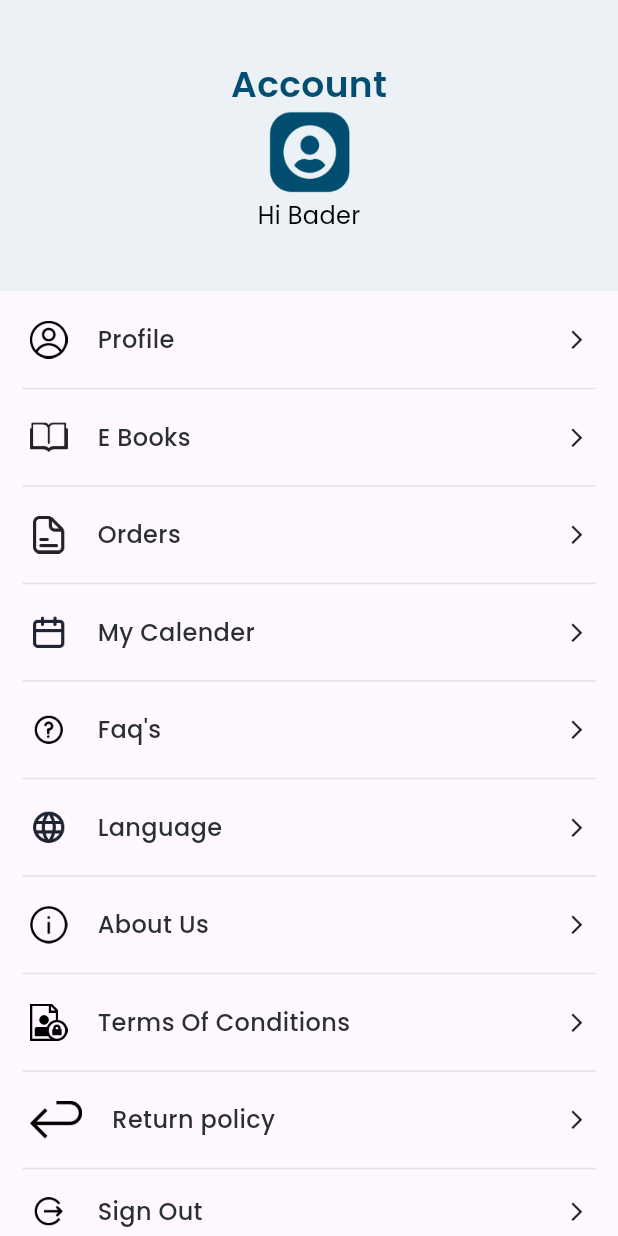
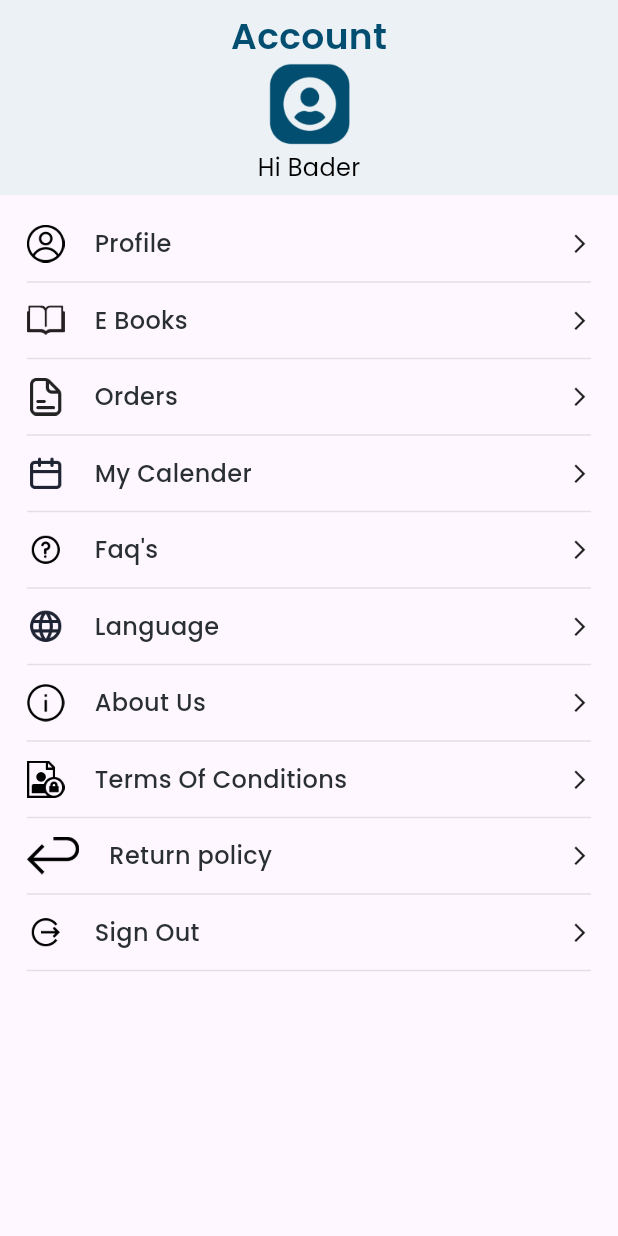
Before and after one commit to DevenAndroid/dirise, a Flutter app: the EbookAccount screen opened directly, on a phone screen of 412 x 824 dp. Run offline on Flutter 3.47's test engine with Material 2 defaults, Android fonts, the light colour scheme and no system bars; our stand-ins replace country_code_picker, flutter_svg, get, google_fonts, pinput, shared_preferences; accounts and stored records are empty.

Commit message:
27/06/2023 Aayushi

```diff
--- a/lib/routers/my_routers.dart
+++ b/lib/routers/my_routers.dart
@@ -2,6 +2,7 @@ import 'package:dirise/screens/bottomavbar.dart';
 
 import 'package:dirise/screens/createacc_screen.dart';
 import 'package:dirise/screens/editprofile_screen.dart';
+
 import 'package:dirise/screens/forgetpass_screen.dart';
 import 'package:dirise/screens/homepage_screen.dart';
 import 'package:dirise/screens/newpasswordscreen.dart';
@@ -12,6 +13,9 @@ import 'package:get/get.dart';
 
 import '../screens/categores/categories_screen.dart';
 import '../screens/categores/single_categorie.dart';
+
+
+import '../screens/faqs_screen.dart';
 import '../screens/login_screen.dart';
 import '../splash.dart';
 
@@ -28,6 +32,7 @@ class MyRouters {
   static var otpScreen = "/otpScreen";
   static var newPasswordScreen = "/newPasswordScreen";
   static var editprofileScreen = "/editprofileScreen";
+  static var faqsScreen = "/faqsScreen";
 
 
   static var route = [
@@ -39,6 +44,7 @@ class MyRouters {
     GetPage(name: '/whishlistScreen', page: () => const Whishlist()),
     GetPage(name: '/profileScreen', page: () => const Profile()),
     GetPage(name: '/otpScreen', page: () => const OtpScreen()),
+    GetPage(name: '/faqsScreen', page: () => const FaqsScreen()),
     GetPage(name: '/editprofileScreen', page: () => const EditProfile()),
     GetPage(name: '/newPasswordScreen', page: () => const NewPassword()),
     GetPage(
--- /dev/null
+++ b/lib/screens/faqs_screen.dart
@@ -0,0 +1,18 @@
+import 'package:flutter/material.dart';
+
+class FaqsScreen extends StatefulWidget {
+  const FaqsScreen({Key? key}) : super(key: key);
+
+  @override
+  State<FaqsScreen> createState() => _FaqsScreenState();
+}
+
+class _FaqsScreenState extends State<FaqsScreen> {
+  @override
+  Widget build(BuildContext context) {
+    return const Scaffold(
+
+
+    );
+  }
+}
--- a/lib/screens/myaccount_scrren.dart
+++ b/lib/screens/myaccount_scrren.dart
@@ -21,9 +21,12 @@ class _EbookAccountState extends State<EbookAccount> {
   Widget build(BuildContext context) {
     Size size = MediaQuery.of(context).size;
     return Scaffold(
-      body: SingleChildScrollView(
-        child: Column(children: [
-          Container(
+      appBar: PreferredSize(
+        preferredSize: const Size.fromHeight(130),
+        child: Container(
+          color: Color(0xffEBF1F4),
+          child: SafeArea(
+            child: Container(
               height: 194,
               width: MediaQuery.sizeOf(context).width,
               color: Color(0xffEBF1F4),
@@ -52,6 +55,13 @@ class _EbookAccountState extends State<EbookAccount> {
                 ],
               ),
             ),
+          ),
+        ),
+      ),
+      body: SingleChildScrollView(
+        child: Padding(
+          padding: const EdgeInsets.symmetric(horizontal: 18),
+          child: Column(children: [
             SizedBox(
               height: 20,
             ),
@@ -61,10 +71,7 @@ class _EbookAccountState extends State<EbookAccount> {
               },
               child: Row(
                 children: [
-                SizedBox(
-                  width: 20,
-                ),
-                Image.asset(height:25,'assets/icons/drawerprofile.png'),
+                  Image.asset(height: 25, 'assets/icons/drawerprofile.png'),
                   SizedBox(
                     width: 20,
                   ),
@@ -80,30 +87,22 @@ class _EbookAccountState extends State<EbookAccount> {
                     Icons.arrow_forward_ios,
                     size: 15,
                   ),
-                SizedBox(
-                  width: 20,
-                ),
                 ],
               ),
             ),
             SizedBox(
-            height: 12,
+              height: 5,
             ),
             Divider(
-            indent: 15,
-            endIndent: 15,
               thickness: 1,
               color: Color(0x1A000000),
             ),
             SizedBox(
-            height: 12,
+              height: 5,
             ),
             Row(
               children: [
-              SizedBox(
-                width: 20,
-              ),
-              Image.asset(height:25,'assets/icons/ebook.png'),
+                Image.asset(height: 25, 'assets/icons/ebook.png'),
                 SizedBox(
                   width: 20,
                 ),
@@ -119,29 +118,21 @@ class _EbookAccountState extends State<EbookAccount> {
                   Icons.arrow_forward_ios,
                   size: 15,
                 ),
-              SizedBox(
-                width: 20,
-              ),
               ],
             ),
             SizedBox(
-            height: 12,
+              height: 5,
             ),
             Divider(
               thickness: 1,
-            indent: 15,
-            endIndent: 15,
               color: Color(0x1A000000),
             ),
             SizedBox(
-            height: 12,
+              height: 5,
             ),
             Row(
               children: [
-              SizedBox(
-                width: 20,
-              ),
-              Image.asset(height:25,'assets/icons/order.png'),
+                Image.asset(height: 25, 'assets/icons/order.png'),
                 SizedBox(
                   width: 20,
                 ),
@@ -157,29 +148,22 @@ class _EbookAccountState extends State<EbookAccount> {
                   Icons.arrow_forward_ios,
                   size: 15,
                 ),
-              SizedBox(
-                width: 20,
-              ),
               ],
             ),
             SizedBox(
-            height: 12,
+              height: 5,
             ),
             Divider(
               thickness: 1,
-            indent: 15,
-            endIndent: 15,
+
               color: Color(0x1A000000),
             ),
             SizedBox(
-            height: 12,
+              height: 5,
             ),
             Row(
               children: [
-              SizedBox(
-                width: 20,
-              ),
-              Image.asset(height:25,'assets/icons/calendar.png'),
+                Image.asset(height: 25, 'assets/icons/calendar.png'),
                 SizedBox(
                   width: 20,
                 ),
@@ -195,29 +179,25 @@ class _EbookAccountState extends State<EbookAccount> {
                   Icons.arrow_forward_ios,
                   size: 15,
                 ),
-              SizedBox(
-                width: 20,
-              ),
               ],
             ),
             SizedBox(
-            height: 12,
+              height: 5,
             ),
             Divider(
-            indent: 15,
-            endIndent: 15,
               thickness: 1,
               color: Color(0x1A000000),
             ),
             SizedBox(
-            height: 12,
+              height: 5,
             ),
-          Row(
+            InkWell(
+              onTap: (){
+
+              },
+              child: Row(
                 children: [
-              SizedBox(
-                width: 20,
-              ),
-              Image.asset(height:25,'assets/icons/faq.png'),
+                  Image.asset(height: 25, 'assets/icons/faq.png'),
                   SizedBox(
                     width: 20,
                   ),
@@ -233,22 +213,18 @@ class _EbookAccountState extends State<EbookAccount> {
                     Icons.arrow_forward_ios,
                     size: 15,
                   ),
-              SizedBox(
-                width: 20,
-              ),
                 ],
               ),
+            ),
             SizedBox(
-            height: 12,
+              height:5,
             ),
             Divider(
-            indent: 15,
-            endIndent: 15,
               thickness: 1,
               color: Color(0x1A000000),
             ),
             SizedBox(
-            height: 12,
+              height: 5,
             ),
             InkWell(
               onTap: () {
@@ -257,13 +233,11 @@ class _EbookAccountState extends State<EbookAccount> {
                     builder: (BuildContext context) {
                       return Container(
                         height: 330,
-
                         decoration: BoxDecoration(
                             color: Colors.white,
                             borderRadius: BorderRadius.only(
-                          topLeft: Radius.circular(20),topRight: Radius.circular(20)
-                        )
-                      ),
+                                topLeft: Radius.circular(20),
+                                topRight: Radius.circular(20))),
                         child: Center(
                           child: Column(
                             mainAxisAlignment: MainAxisAlignment.center,
@@ -274,9 +248,10 @@ class _EbookAccountState extends State<EbookAccount> {
                                     const EdgeInsets.only(left: 20, right: 20),
                                 child: Container(
                                     decoration: BoxDecoration(
-                                      border:
-                                          Border.all(color: Color(0xffDCDCDC)),
-                                      borderRadius: BorderRadius.circular(15)),
+                                        border: Border.all(
+                                            color: Color(0xffDCDCDC)),
+                                        borderRadius:
+                                            BorderRadius.circular(15)),
                                     child: ListTile(
                                       title: const Text('Arabic'),
                                       leading: Radio<SingingCharacter>(
@@ -299,9 +274,10 @@ class _EbookAccountState extends State<EbookAccount> {
                                     const EdgeInsets.only(left: 20, right: 20),
                                 child: Container(
                                     decoration: BoxDecoration(
-                                      border:
-                                          Border.all(color: Color(0xffDCDCDC)),
-                                      borderRadius: BorderRadius.circular(15)),
+                                        border: Border.all(
+                                            color: Color(0xffDCDCDC)),
+                                        borderRadius:
+                                            BorderRadius.circular(15)),
                                     child: ListTile(
                                       title: const Text('English'),
                                       leading: Radio<SingingCharacter>(
@@ -317,12 +293,12 @@ class _EbookAccountState extends State<EbookAccount> {
                                     )),
                               ),
                               SizedBox(
-                              height: size.height*.08,
+                                height: size.height * .08,
                               ),
                               Center(
                                 child: Padding(
-                                padding:
-                                    const EdgeInsets.only(left: 20, right: 20),
+                                  padding: const EdgeInsets.only(
+                                      left: 20, right: 20),
                                   child: Container(
                                     height: 56,
                                     width: MediaQuery.sizeOf(context).width,
@@ -347,10 +323,7 @@ class _EbookAccountState extends State<EbookAccount> {
               },
               child: Row(
                 children: [
-                SizedBox(
-                  width: 20,
-                ),
-                Image.asset(height:25,'assets/icons/language.png'),
+                  Image.asset(height: 25, 'assets/icons/language.png'),
                   SizedBox(
                     width: 20,
                   ),
@@ -366,30 +339,23 @@ class _EbookAccountState extends State<EbookAccount> {
                     Icons.arrow_forward_ios,
                     size: 15,
                   ),
-                SizedBox(
-                  width: 20,
-                ),
                 ],
               ),
             ),
             SizedBox(
-            height: 12,
+              height: 5,
             ),
             Divider(
-            indent: 15,
-            endIndent: 15,
               thickness: 1,
               color: Color(0x1A000000),
             ),
             SizedBox(
-            height: 12,
+              height: 5,
             ),
             Row(
               children: [
-              SizedBox(
-                width: 20,
-              ),
-              Image.asset(height:25,'assets/icons/aboutus.png'),
+
+                Image.asset(height: 25, 'assets/icons/aboutus.png'),
                 SizedBox(
                   width: 20,
                 ),
@@ -405,29 +371,25 @@ class _EbookAccountState extends State<EbookAccount> {
                   Icons.arrow_forward_ios,
                   size: 15,
                 ),
-              SizedBox(
-                width: 20,
-              ),
+
+
               ],
             ),
             SizedBox(
-            height: 12,
+              height: 5,
             ),
             Divider(
-            indent: 15,
-            endIndent: 15,
+
               thickness: 1,
               color: Color(0x1A000000),
             ),
             SizedBox(
-            height: 12,
+              height: 5,
             ),
             Row(
               children: [
-              SizedBox(
-                width: 20,
-              ),
-              Image.asset(height:25,'assets/icons/termscondition.png'),
+
+                Image.asset(height: 25, 'assets/icons/termscondition.png'),
                 SizedBox(
                   width: 20,
                 ),
@@ -443,29 +405,24 @@ class _EbookAccountState extends State<EbookAccount> {
                   Icons.arrow_forward_ios,
                   size: 15,
                 ),
-              SizedBox(
-                width: 20,
-              ),
+
               ],
             ),
             SizedBox(
-            height: 12,
+              height: 5,
             ),
             Divider(
-            indent: 15,
-            endIndent: 15,
+
               thickness: 1,
               color: Color(0x1A000000),
             ),
             SizedBox(
-            height: 12,
+              height: 5,
             ),
             Row(
               children: [
-              SizedBox(
-                width: 20,
-              ),
-              Image.asset(height:25,'assets/icons/policy.png'),
+
+                Image.asset(height: 25, 'assets/icons/policy.png'),
                 SizedBox(
                   width: 20,
                 ),
@@ -481,29 +438,24 @@ class _EbookAccountState extends State<EbookAccount> {
                   Icons.arrow_forward_ios,
                   size: 15,
                 ),
-              SizedBox(
-                width: 20,
-              ),
+
               ],
             ),
             SizedBox(
-            height: 12,
+              height: 5,
             ),
             Divider(
-            indent: 15,
-            endIndent: 15,
+
               thickness: 1,
               color: Color(0x1A000000),
             ),
             SizedBox(
-            height: 8,
+              height: 5,
             ),
             Row(
               children: [
-              SizedBox(
-                width: 20,
-              ),
-              Image.asset(height:25,'assets/icons/signout.png'),
+
+                Image.asset(height: 25, 'assets/icons/signout.png'),
                 SizedBox(
                   width: 20,
                 ),
@@ -519,22 +471,22 @@ class _EbookAccountState extends State<EbookAccount> {
                   Icons.arrow_forward_ios,
                   size: 15,
                 ),
-              SizedBox(
-                width: 20,
-              ),
+
               ],
             ),
             SizedBox(
-            height: 12,
+              height: 5,
             ),
             Divider(
-            indent: 15,
-            endIndent: 15,
+
               thickness: 1,
               color: Color(0x1A000000),
             ),
-          SizedBox(height: 50,),
+            SizedBox(
+              height: 50,
+            ),
           ]),
+        ),
       ),
     );
   }
```
Lines whose indentation alone changed are shown as unchanged.
